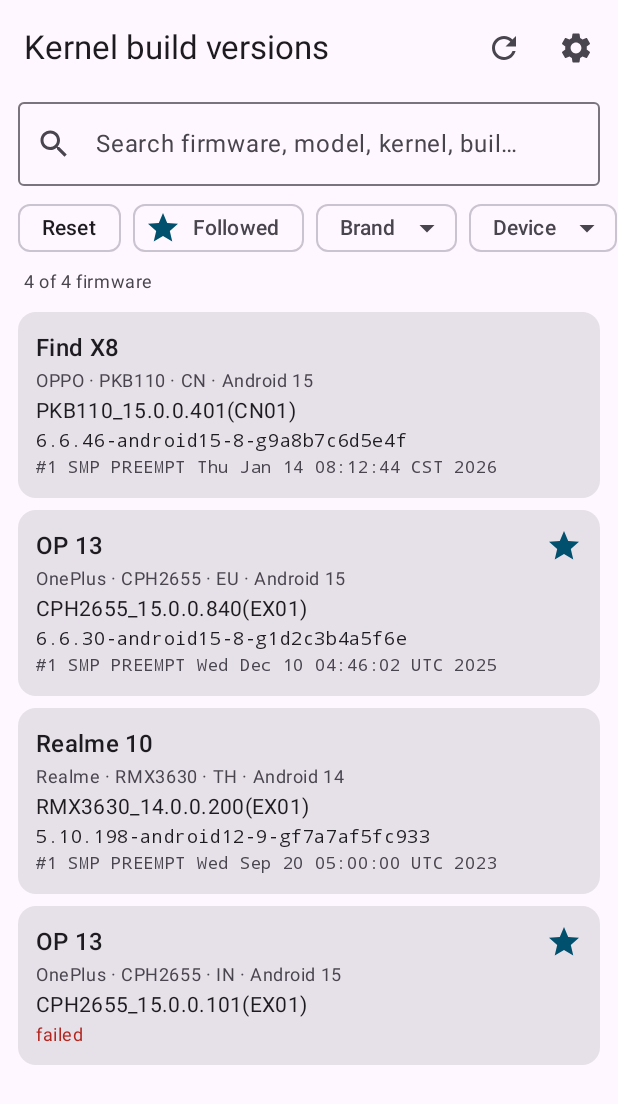
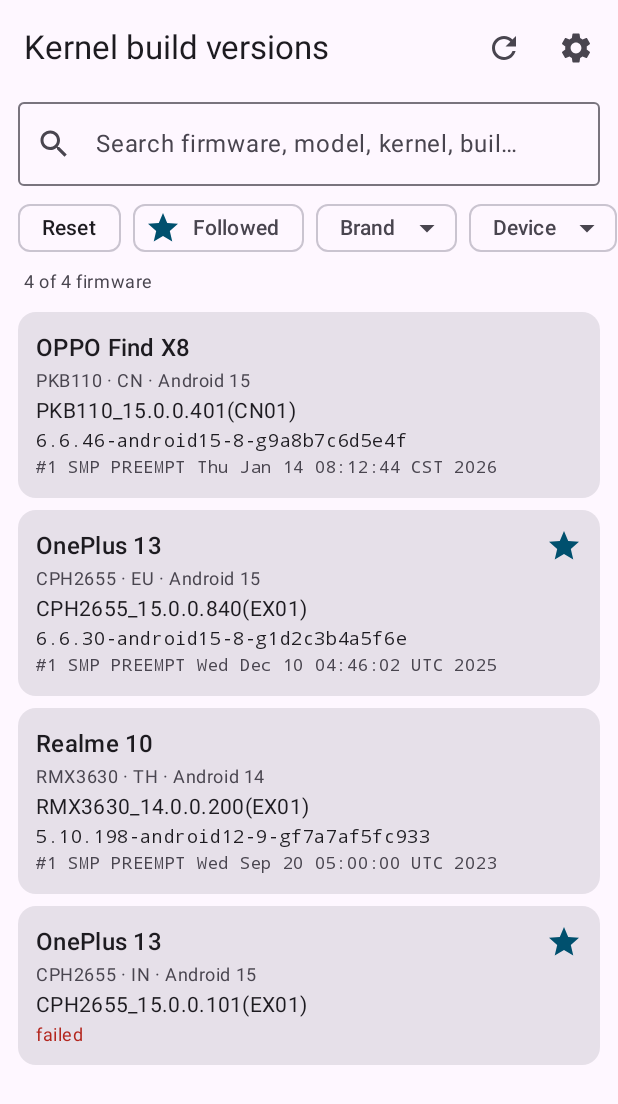
Before and after one commit to luigimak/oem-kernel-build-version, an Android app built with Jetpack Compose: the @Preview function ListLight, on a phone screen of 412 x 824 dp. Shown: the top 1104 px of the screen. Run offline under Robolectric (Android 15) with nearby library versions, the phone set to English and light mode, and no system bars.

Commit message:
android: show the brand next to the device, the data no longer prefixes it
Rows now carry `brand` and a `device` without the brand ("13R", not
"OP 13R"), so the device alone is ambiguous: OnePlus 11 and Realme 11 are
both "11". The app builds a name from the brand and the device
("OnePlus 13R") and uses it wherever the device identified a row: the card
and detail titles, the device filter and sort, the notification lines, the
shared text and the followed models in the settings. The device field of
the detail page keeps the short value, and the card subtitle no longer
repeats the brand.

```diff
--- a/android/app/src/main/kotlin/io/github/oemkbv/background/NewFirmwareNotifier.kt
+++ b/android/app/src/main/kotlin/io/github/oemkbv/background/NewFirmwareNotifier.kt
@@ -54,8 +54,7 @@ class NewFirmwareNotifier(private val context: Context) {
   }
 
   private fun line(row: Firmware): String {
-    val head = row.device.ifEmpty { row.model }
-    return "$head · ${row.version} · ${row.kernel}"
+    return "${row.name} · ${row.version} · ${row.kernel}"
   }
 
   private fun ensureChannel() {
--- a/android/app/src/main/kotlin/io/github/oemkbv/data/Firmware.kt
+++ b/android/app/src/main/kotlin/io/github/oemkbv/data/Firmware.kt
@@ -64,6 +64,9 @@ data class Firmware(
   /** What "follow" refers to: a model code of a brand (the device label is shared by several regional models). */
   val followKey: String get() = followKey(brand, model.ifEmpty { device })
 
+  /** Brand and device as one label ("OnePlus 13R"): the device alone is ambiguous, OnePlus 11 and Realme 11 are both "11". */
+  val name: String get() = "${brand.label} ${device.ifEmpty { model }}".trim()
+
   companion object {
     fun followKey(brand: Brand, model: String): String = "${brand.key}:$model"
   }
--- a/android/app/src/main/kotlin/io/github/oemkbv/domain/FirmwareQuery.kt
+++ b/android/app/src/main/kotlin/io/github/oemkbv/domain/FirmwareQuery.kt
@@ -4,7 +4,7 @@ import io.github.oemkbv.data.Firmware
 
 enum class FilterField(val value: (Firmware) -> String) {
   BRAND({ it.brand.label }),
-  DEVICE({ it.device }),
+  DEVICE({ it.name }),
   REGION({ it.region }),
   ANDROID({ it.android }),
   BRANCH({ it.branch }),
@@ -95,7 +95,7 @@ object FirmwareQuery {
   private fun sortKey(row: Firmware, key: SortKey): Any? =
     when (key) {
       SortKey.BRAND -> row.brand.label
-      SortKey.DEVICE -> row.device
+      SortKey.DEVICE -> row.name
       SortKey.MODEL -> row.model
       SortKey.REGION -> row.region
       SortKey.ANDROID -> row.android
--- a/android/app/src/main/kotlin/io/github/oemkbv/ui/DetailScreen.kt
+++ b/android/app/src/main/kotlin/io/github/oemkbv/ui/DetailScreen.kt
@@ -50,7 +50,7 @@ fun DetailScreen(row: Firmware?, followed: Boolean, onBack: () -> Unit, onToggle
   val clipboard = LocalClipboard.current
   val context = LocalContext.current
   val copied = stringResource(R.string.copied)
-  val name = row?.let { it.device.ifEmpty { it.model } }.orEmpty()
+  val name = row?.name.orEmpty()
 
   fun copy(label: String, text: String) {
     scope.launch {
@@ -144,7 +144,7 @@ private fun Field(label: Int, value: String, mono: Boolean = false, error: Boole
 
 private fun share(context: android.content.Context, row: Firmware) {
   val text = buildString {
-    append(row.device.ifEmpty { row.model }).append(" (").append(row.model).append(") ").append(row.version)
+    append(row.name).append(" (").append(row.model).append(") ").append(row.version)
     if (row.linuxVersion.isNotEmpty()) append('\n').append(row.linuxVersion) else if (row.kernel.isNotEmpty()) append('\n').append(row.kernel)
   }
   val send = Intent(Intent.ACTION_SEND).setType("text/plain").putExtra(Intent.EXTRA_TEXT, text)
--- a/android/app/src/main/kotlin/io/github/oemkbv/ui/ListScreen.kt
+++ b/android/app/src/main/kotlin/io/github/oemkbv/ui/ListScreen.kt
@@ -264,11 +264,11 @@ fun FirmwareCard(row: Firmware, followed: Boolean, onClick: () -> Unit, modifier
   Card(onClick = onClick, modifier = modifier.fillMaxWidth().testTag("row-${row.uid}")) {
     Column(Modifier.padding(12.dp), verticalArrangement = Arrangement.spacedBy(2.dp)) {
       Row(verticalAlignment = Alignment.CenterVertically) {
-        Text(row.device.ifEmpty { row.model }, style = MaterialTheme.typography.titleMedium, modifier = Modifier.weight(1f))
+        Text(row.name, style = MaterialTheme.typography.titleMedium, modifier = Modifier.weight(1f))
         if (followed) Icon(Icons.Default.Star, null, tint = MaterialTheme.colorScheme.primary)
       }
       Text(
-        listOf(row.brand.label, row.model, row.region).filter { it.isNotEmpty() }.joinToString(" · ") +
+        listOf(row.model, row.region).filter { it.isNotEmpty() }.joinToString(" · ") +
           if (row.android.isNotEmpty()) " · " + stringResource(R.string.android_version, row.android) else "",
         style = MaterialTheme.typography.bodySmall,
         color = MaterialTheme.colorScheme.onSurfaceVariant,
--- a/android/app/src/main/kotlin/io/github/oemkbv/ui/Previews.kt
+++ b/android/app/src/main/kotlin/io/github/oemkbv/ui/Previews.kt
@@ -12,7 +12,7 @@ import io.github.oemkbv.ui.theme.OEMKernelBuildVersionTheme
 
 private val sample = listOf(
   FirmwareDto(
-    id = "1", device = "OP 13", region = "EU", model = "CPH2655", version = "CPH2655_15.0.0.840(EX01)", androidVersion = "15", ok = true,
+    id = "1", device = "13", region = "EU", model = "CPH2655", version = "CPH2655_15.0.0.840(EX01)", androidVersion = "15", ok = true,
     kernelRelease = "6.6.30-android15-8-g1d2c3b4a5f6e", build = "#1 SMP PREEMPT Wed Dec 10 04:46:02 UTC 2025", source = "payload.bin", size = 7482806174, md5 = "bec15bb89e84487b104728993feab7df",
     linuxVersion = "Linux version 6.6.30-android15-8-g1d2c3b4a5f6e (build-user@build-host) (Android clang version 18.0.1) #1 SMP PREEMPT Wed Dec 10 04:46:02 UTC 2025",
     compiler = "Android (11368308, +pgo, +bolt, +lto, -mlgo, based on r510928) clang version 18.0.1",
@@ -22,10 +22,10 @@ private val sample = listOf(
     kernelRelease = "6.6.46-android15-8-g9a8b7c6d5e4f", build = "#1 SMP PREEMPT Thu Jan 14 08:12:44 CST 2026",
   ).toFirmware(Brand.OPPO),
   FirmwareDto(
-    id = "3", device = "Realme 10", region = "TH", model = "RMX3630", version = "RMX3630_14.0.0.200(EX01)", androidVersion = "14", ok = true,
+    id = "3", device = "10", region = "TH", model = "RMX3630", version = "RMX3630_14.0.0.200(EX01)", androidVersion = "14", ok = true,
     kernelRelease = "5.10.198-android12-9-gf7a7af5fc933", build = "#1 SMP PREEMPT Wed Sep 20 05:00:00 UTC 2023",
   ).toFirmware(Brand.REALME),
-  FirmwareDto(id = "4", device = "OP 13", region = "IN", model = "CPH2655", version = "CPH2655_15.0.0.101(EX01)", androidVersion = "15", ok = false, error = "link expired")
+  FirmwareDto(id = "4", device = "13", region = "IN", model = "CPH2655", version = "CPH2655_15.0.0.101(EX01)", androidVersion = "15", ok = false, error = "link expired")
     .toFirmware(Brand.ONEPLUS),
 )
 
--- a/android/app/src/main/kotlin/io/github/oemkbv/ui/SettingsScreen.kt
+++ b/android/app/src/main/kotlin/io/github/oemkbv/ui/SettingsScreen.kt
@@ -107,7 +107,7 @@ fun SettingsScreen(
         )
       }
       for (key in state.followed.sorted()) {
-        val label = state.allRows.firstOrNull { it.followKey == key }?.let { "${it.device.ifEmpty { it.model }} (${it.model})" } ?: key
+        val label = state.allRows.firstOrNull { it.followKey == key }?.let { "${it.name} (${it.model})" } ?: key
         Row(Modifier.fillMaxWidth().padding(start = 16.dp, end = 4.dp), verticalAlignment = Alignment.CenterVertically) {
           Text(label, Modifier.weight(1f), style = MaterialTheme.typography.bodyLarge)
           IconButton(onClick = { onUnfollow(key) }) { Icon(Icons.Default.Clear, stringResource(R.string.unfollow, label)) }
```
Also changed, not shown: 6 other files.
